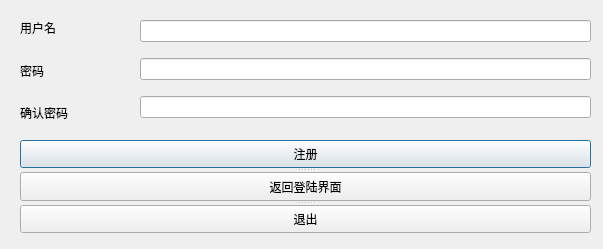
Before: the Qt Designer form Client/UI/TrainUI/regist.ui in TimerChen/TrainTickets, drawn with Qt 5.
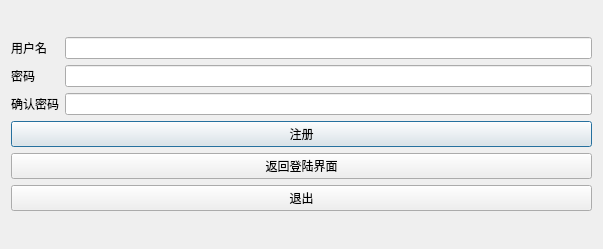
After: the same form once the commit is applied. Icons and pictures are not drawn.

Patch:
```diff
--- a/Client/UI/TrainUI/regist.ui
+++ b/Client/UI/TrainUI/regist.ui
@@ -29,88 +29,71 @@
    <iconset>
     <normaloff>12308.png</normaloff>12308.png</iconset>
   </property>
-  <widget class="QWidget" name="layoutWidget">
-   <property name="geometry">
-    <rect>
-     <x>20</x>
-     <y>10</y>
-     <width>118</width>
-     <height>121</height>
-    </rect>
-   </property>
-   <layout class="QVBoxLayout" name="verticalLayout">
+  <layout class="QVBoxLayout" name="verticalLayout_3">
     <item>
+    <layout class="QVBoxLayout" name="verticalLayout_2">
+     <item>
+      <layout class="QGridLayout" name="gridLayout">
+       <item row="0" column="0">
      <widget class="QLabel" name="label">
       <property name="text">
        <string>用户名</string>
       </property>
      </widget>
     </item>
-    <item>
+       <item row="0" column="1">
+        <widget class="QLineEdit" name="usrLineEdit"/>
+       </item>
+       <item row="1" column="0">
      <widget class="QLabel" name="label_2">
       <property name="text">
        <string>密码</string>
       </property>
      </widget>
     </item>
-    <item>
+       <item row="1" column="1">
+        <widget class="QLineEdit" name="pwdLineEdit"/>
+       </item>
+       <item row="2" column="0">
      <widget class="QLabel" name="label_3">
       <property name="text">
        <string>确认密码</string>
       </property>
      </widget>
     </item>
-   </layout>
-  </widget>
-  <widget class="QWidget" name="layoutWidget">
-   <property name="geometry">
-    <rect>
-     <x>140</x>
-     <y>10</y>
-     <width>451</width>
-     <height>121</height>
-    </rect>
-   </property>
-   <layout class="QVBoxLayout" name="verticalLayout_2">
-    <item>
-     <widget class="QLineEdit" name="usrLineEdit"/>
-    </item>
-    <item>
-     <widget class="QLineEdit" name="pwdLineEdit"/>
-    </item>
-    <item>
+       <item row="2" column="1">
      <widget class="QLineEdit" name="confirmpwdLineEdit"/>
     </item>
    </layout>
-  </widget>
-  <widget class="QSplitter" name="splitter">
-   <property name="geometry">
-    <rect>
-     <x>20</x>
-     <y>140</y>
-     <width>571</width>
-     <height>93</height>
-    </rect>
-   </property>
-   <property name="orientation">
-    <enum>Qt::Vertical</enum>
-   </property>
+     </item>
+     <item>
+      <layout class="QVBoxLayout" name="verticalLayout">
+       <item>
    <widget class="QPushButton" name="loginBtn">
     <property name="text">
      <string>注册</string>
     </property>
    </widget>
+       </item>
+       <item>
    <widget class="QPushButton" name="backtologinBtn">
     <property name="text">
      <string>返回登陆界面</string>
     </property>
    </widget>
+       </item>
+       <item>
    <widget class="QPushButton" name="exitButton">
     <property name="text">
      <string>退出</string>
     </property>
    </widget>
-  </widget>
+       </item>
+      </layout>
+     </item>
+    </layout>
+   </item>
+  </layout>
  </widget>
  <resources/>
  <connections>
```
Lines whose indentation alone changed are shown as unchanged.
